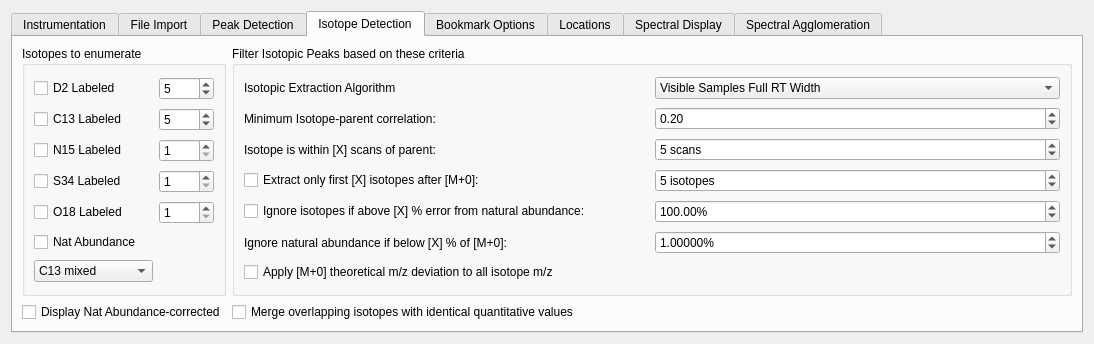
Qt form src/maven/forms/settingsform.ui (eugenemel/maven) before a commit.
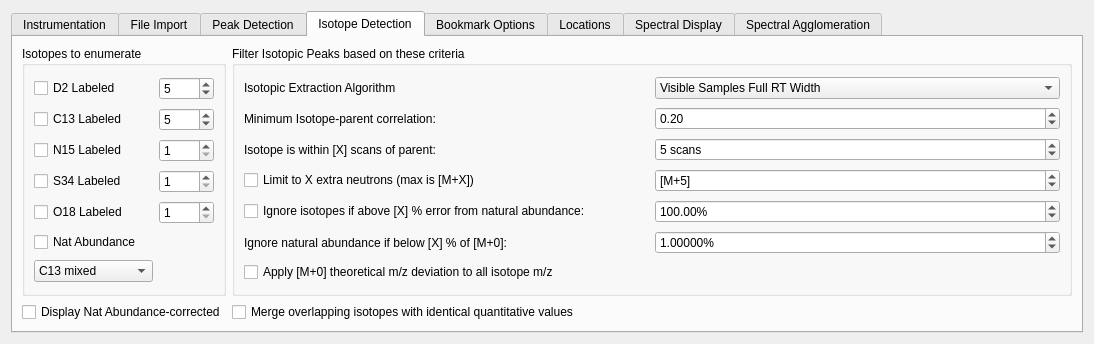
The same form after that commit. The open tabs and pages were chosen to show the change. Icons and pictures are not drawn.

Commit message: Issue 823: Updated wording to clarify neutron option.

Patch:
```diff
--- a/src/maven/forms/settingsform.ui
+++ b/src/maven/forms/settingsform.ui
@@ -787,7 +787,10 @@
           <item row="3" column="1">
            <widget class="QSpinBox" name="spnMaxIsotopesToExtract">
             <property name="suffix">
-             <string> isotopes</string>
+             <string>]</string>
+            </property>
+            <property name="prefix">
+             <string>[M+</string>
             </property>
             <property name="minimum">
              <number>1</number>
@@ -835,7 +838,7 @@
           <item row="3" column="0">
            <widget class="QCheckBox" name="chkExtractNIsotopes">
             <property name="text">
-             <string>Extract only first [X] isotopes after [M+0]:</string>
+             <string>Limit to X extra neutrons (max is [M+X])</string>
             </property>
            </widget>
           </item>
```
